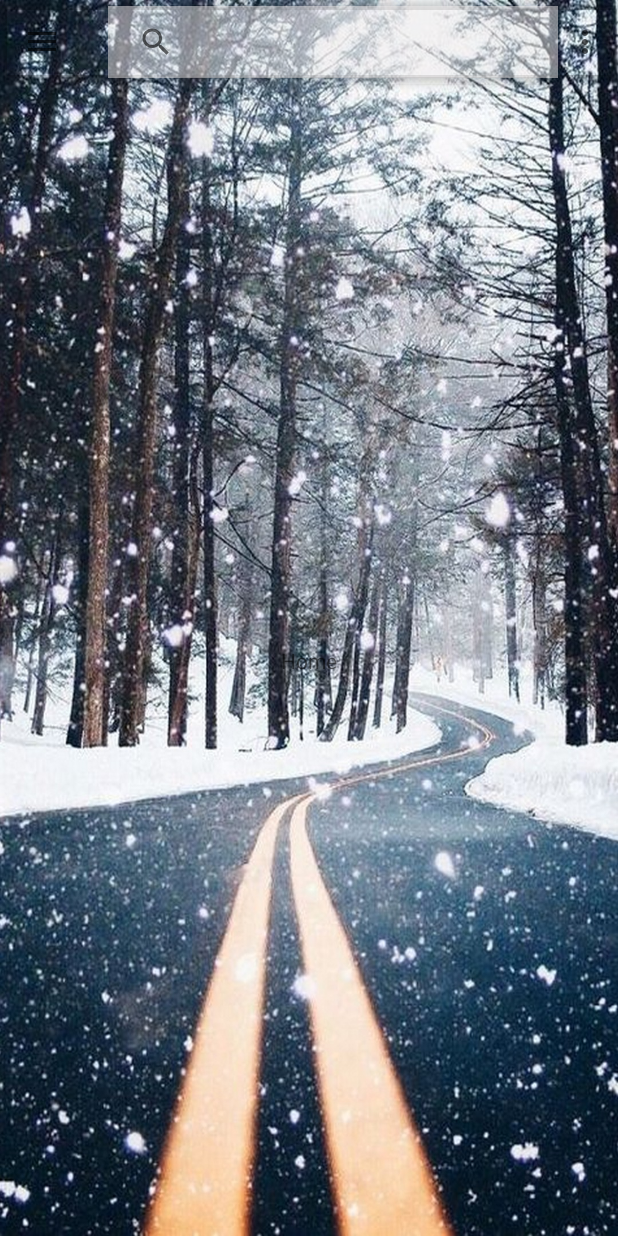
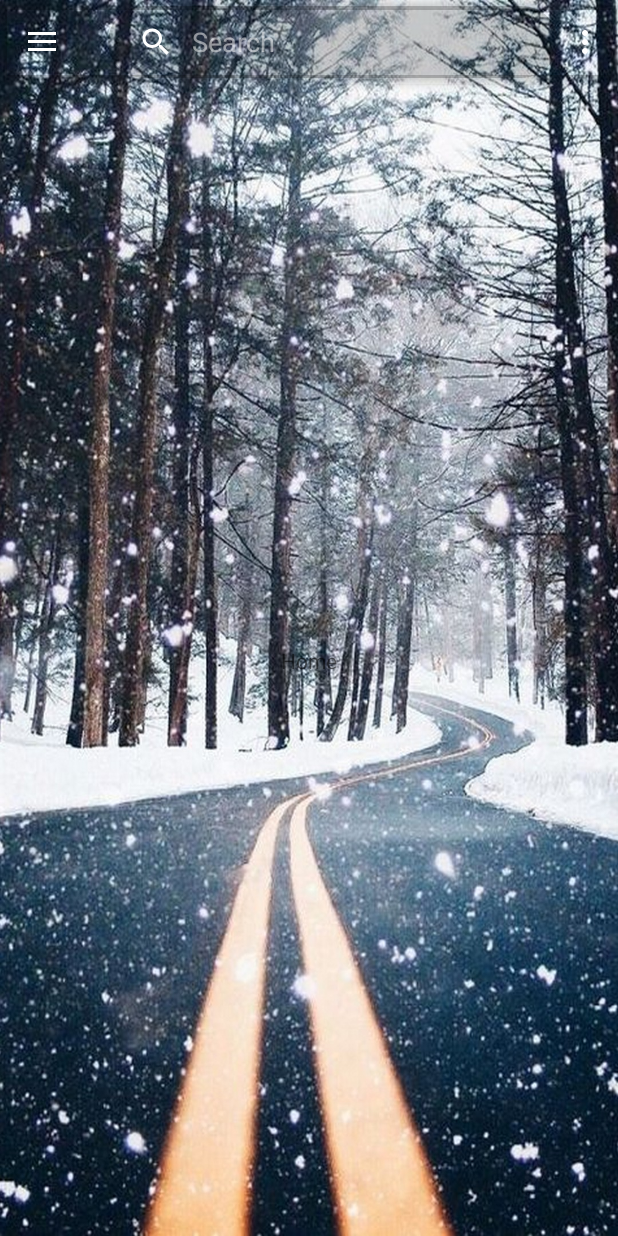
Before and after one commit to MorPfa/VibeCast, an Android app: the screen it shows after launch (MainActivity), on a phone screen of 412 x 824 dp. Run offline under Robolectric (Android 15) with nearby library versions, the phone set to English and light mode, and no system bars; our stand-ins replace Dagger/Hilt's generated code, navigation-ui.

Commit message:
Made status bar transparent and migrated search bar to Material 3

```diff
--- a/app/src/main/java/app/vibecast/MainActivity.kt
+++ b/app/src/main/java/app/vibecast/MainActivity.kt
@@ -25,7 +25,7 @@ class MainActivity : AppCompatActivity() {
         binding = ActivityMainBinding.inflate(layoutInflater)
         setContentView(binding.root)
 
-        setSupportActionBar(binding.appBarHome.toolbar)
+        setSupportActionBar(binding.appBarMain.toolbar)
 
 
         val drawerLayout: DrawerLayout = binding.drawerLayout
--- /dev/null
+++ b/app/src/main/res/drawable/rounded_searchview_background.xml
@@ -0,0 +1,6 @@
+<?xml version="1.0" encoding="utf-8"?>
+<shape xmlns:android="http://schemas.android.com/apk/res/android">
+    <solid android:color="@android:color/transparent" /> <!-- Background color -->
+    <corners android:radius="12dp" />
+    <!-- Radius for rounded corners -->
+</shape>
--- /dev/null
+++ b/app/src/main/res/drawable/semi_transparent_rounded_searchview_background.xml
@@ -0,0 +1,12 @@
+<?xml version="1.0" encoding="utf-8"?>
+<layer-list xmlns:android="http://schemas.android.com/apk/res/android">
+    <!-- Background shape -->
+    <item>
+        <shape android:shape="rectangle">
+            <solid android:color="#33000000" /> <!-- Semi-transparent color (adjust alpha) -->
+            <corners android:radius="150dp" /> <!-- Radius for rounded corners -->
+        </shape>
+    </item>
+    <!-- Your original drawable (rounded rectangle) -->
+    <item android:drawable="@drawable/rounded_searchview_background" />
+</layer-list>
--- a/app/src/main/res/layout/activity_main.xml
+++ b/app/src/main/res/layout/activity_main.xml
@@ -9,7 +9,7 @@
     tools:openDrawer="start">
 
     <include
-        android:id="@+id/app_bar_home"
+        android:id="@+id/app_bar_main"
         layout="@layout/app_bar_main"
         android:layout_width="match_parent"
         android:layout_height="wrap_content"
--- a/app/src/main/res/layout/app_bar_main.xml
+++ b/app/src/main/res/layout/app_bar_main.xml
@@ -6,34 +6,37 @@
     android:layout_height="match_parent"
     tools:context=".MainActivity"
     android:background="@drawable/best_winter_aesthetic_phone_wallpaper_in_hd"
+    android:fitsSystemWindows="true"
     >
 
+
     <com.google.android.material.appbar.AppBarLayout
-
         android:layout_width="match_parent"
         android:layout_height="wrap_content"
-        android:background="@android:color/transparent"
-        >
+        android:theme="@style/ThemeOverlay.AppCompat.Dark.ActionBar"
+        android:background="@android:color/transparent">
 
-        <androidx.appcompat.widget.Toolbar
-
+        <com.google.android.material.appbar.MaterialToolbar
             android:id="@+id/toolbar"
             android:layout_width="match_parent"
             android:layout_height="?attr/actionBarSize"
-         >
+            app:popupTheme="@style/ThemeOverlay.AppCompat.Dark"
+            android:background="@android:color/transparent"
+            app:titleTextColor="@android:color/black">
 
+            <!-- Search bar -->
             <androidx.appcompat.widget.SearchView
-                android:background="#80EFECEC"
                 android:id="@+id/searchView"
-                android:layout_width="wrap_content"
+                android:layout_width="match_parent"
                 android:layout_height="wrap_content"
-                app:iconifiedByDefault="false" />
+                app:iconifiedByDefault="false"
+                app:queryHint="Search"
+                android:textAppearance="@color/white"
+                android:background="@drawable/semi_transparent_rounded_searchview_background"
+                app:queryBackground="@android:color/transparent" />
+        </com.google.android.material.appbar.MaterialToolbar>
+    </com.google.android.material.appbar.AppBarLayout>
 
-
-        </androidx.appcompat.widget.Toolbar>
-
-
-    </com.google.android.material.appbar.AppBarLayout>
 
     <include layout="@layout/content_main" />
 
--- a/app/src/main/res/values/themes.xml
+++ b/app/src/main/res/values/themes.xml
@@ -9,7 +9,8 @@
         <item name="colorSecondaryVariant">@color/teal_700</item>
         <item name="colorOnSecondary">#1F1E1E</item>
         <!-- Status bar color. -->
-        <item name="android:statusBarColor">@color/black</item>
+        <item name="android:statusBarColor">@android:color/transparent</item>
+
 
 
     </style>
@@ -22,6 +23,8 @@
     <style name="Theme.VibeCast.NoActionBar">
         <item name="windowActionBar">false</item>
         <item name="windowNoTitle">true</item>>
+        <item name="android:statusBarColor">@android:color/transparent</item>
+
     </style>
 
     <style name="Theme.VibeCast.AppBarOverlay" parent="ThemeOverlay.AppCompat.Dark.ActionBar" />
```
